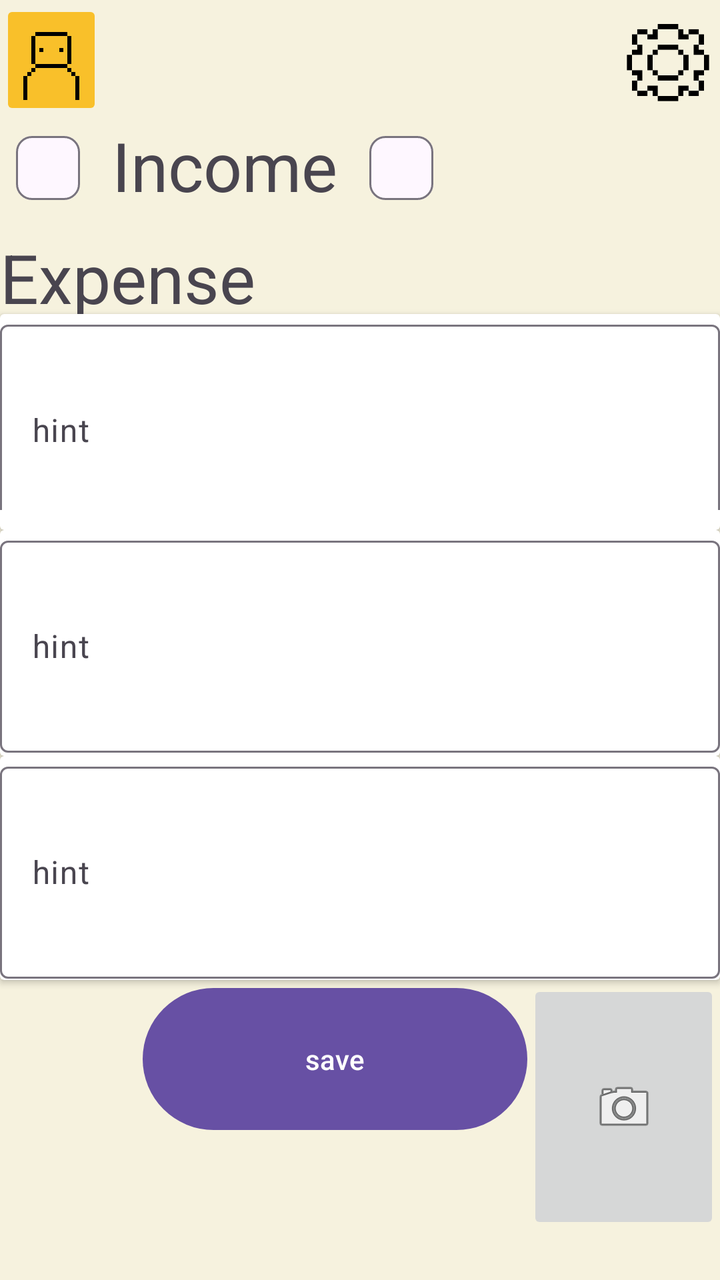
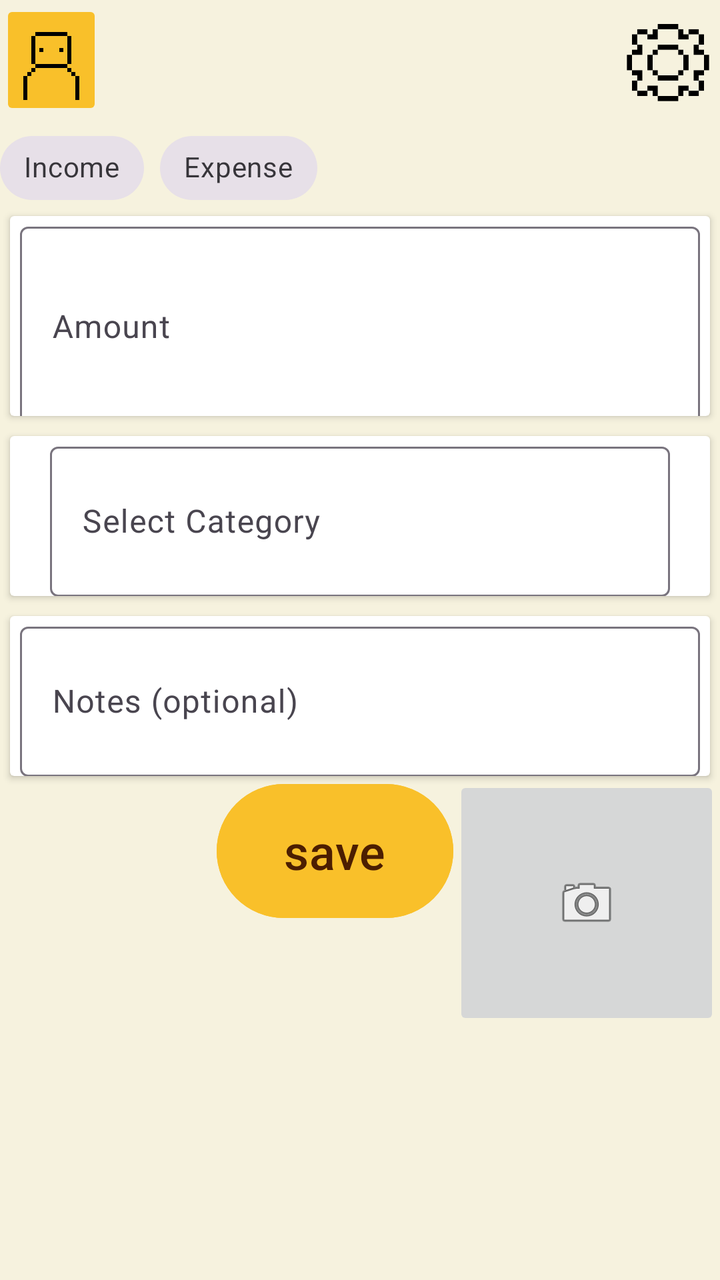

Before-and-after screenshots of an Android layout around one commit, followed by the original layout XML and the change that was made.
<!-- AndroidManifest.xml: application theme Theme.BeeBudgetingLimited -->
<!-- res/layout/activity_logging_screen.xml -->
<?xml version="1.0" encoding="utf-8"?>
<androidx.drawerlayout.widget.DrawerLayout xmlns:android="http://schemas.android.com/apk/res/android"
    xmlns:app="http://schemas.android.com/apk/res-auto"
    xmlns:tools="http://schemas.android.com/tools"
    android:id="@+id/main"
    android:layout_width="match_parent"
    android:layout_height="match_parent"
    tools:context=".ProfileScreen"
    android:background="@color/Cream">
    <LinearLayout
        android:layout_width="match_parent"
        android:layout_height="match_parent"
        android:orientation="vertical">

        

        
        <LinearLayout
            android:layout_width="match_parent"
            android:layout_height="60dp"
            android:orientation="horizontal">

            <ImageButton
                android:id="@+id/ProfileBtn"
                app:srcCompat="@drawable/profileicon"
                android:layout_width="0dp"
                android:layout_height="wrap_content"
                android:layout_weight="0.2"
                android:backgroundTint="@color/Bright_yellow"
                android:scaleType="centerCrop" />

            <ImageView
                android:id="@+id/imageView3"
                android:layout_width="0dp"
                android:layout_height="wrap_content"
                android:layout_weight="1"
                android:alpha="0"
                app:srcCompat="@drawable/house" />

            <ImageButton
                android:id="@+id/Settingsbtn"
                android:scaleType="fitCenter"
                android:layout_width="0dp"
                android:layout_height="match_parent"
                android:layout_weight="0.2"
                android:background="@android:color/transparent"
                app:srcCompat="@drawable/cogicon" />

        </LinearLayout>

        <com.google.android.material.chip.ChipGroup
            android:layout_width="match_parent"
            android:layout_height="97dp"
            android:layout_gravity="center"
            android:foregroundGravity="center">

            <com.google.android.material.chip.Chip
                android:id="@+id/chip"
                android:layout_width="wrap_content"
                android:layout_height="wrap_content" />

            <TextView
                android:id="@+id/textView5"
                android:layout_width="wrap_content"
                android:layout_height="wrap_content"
                android:text="@string/income"
                android:textSize="34sp" />

            <com.google.android.material.chip.Chip
                android:id="@+id/chip2"
                android:layout_width="wrap_content"
                android:layout_height="wrap_content" />

            <TextView
                android:id="@+id/textView7"
                android:layout_width="wrap_content"
                android:layout_height="wrap_content"
                android:text="Expense"
                android:textSize="34sp" />
        </com.google.android.material.chip.ChipGroup>

        <androidx.cardview.widget.CardView
            android:layout_width="match_parent"
            android:layout_height="108dp" >

            <com.google.android.material.textfield.TextInputLayout
                android:layout_width="match_parent"
                android:layout_height="98dp">

                <com.google.android.material.textfield.TextInputEditText
                    android:layout_width="match_parent"
                    android:layout_height="106dp"
                    android:hint="hint" />
            </com.google.android.material.textfield.TextInputLayout>
        </androidx.cardview.widget.CardView>

        <androidx.cardview.widget.CardView
            android:layout_width="match_parent"
            android:layout_height="113dp" >

            <com.google.android.material.textfield.TextInputLayout
                android:layout_width="match_parent"
                android:layout_height="wrap_content">

                <com.google.android.material.textfield.TextInputEditText
                    android:layout_width="match_parent"
                    android:layout_height="106dp"
                    android:hint="hint" />
            </com.google.android.material.textfield.TextInputLayout>
        </androidx.cardview.widget.CardView>

        <androidx.cardview.widget.CardView
            android:layout_width="match_parent"
            android:layout_height="112dp" >

            <com.google.android.material.textfield.TextInputLayout
                android:layout_width="match_parent"
                android:layout_height="wrap_content">

                <com.google.android.material.textfield.TextInputEditText
                    android:layout_width="match_parent"
                    android:layout_height="106dp"
                    android:hint="hint" />
            </com.google.android.material.textfield.TextInputLayout>
        </androidx.cardview.widget.CardView>

        <LinearLayout
            android:layout_width="match_parent"
            android:layout_height="127dp"
            android:orientation="horizontal">

            <ImageView
                android:id="@+id/imageView4"
                android:layout_width="140dp"
                android:layout_height="wrap_content"
                android:layout_weight="1"
                android:alpha="0"
                app:srcCompat="@drawable/house" />

            <Button
                android:id="@+id/button2"
                android:layout_width="261dp"
                android:layout_height="79dp"
                android:layout_weight="1"
                android:text="@string/save" />

            <ImageButton
                android:id="@+id/imageButton2"
                android:layout_width="165dp"
                android:layout_height="match_parent"
                android:layout_weight="1"
                app:srcCompat="@android:drawable/ic_menu_camera" />
        </LinearLayout>

    </LinearLayout>

    

</androidx.drawerlayout.widget.DrawerLayout>
<!-- resources referenced by this layout -->
<resources>
  <color name="Bright_yellow">#f9c02a</color>
  <color name="Cream">#f6f2de</color>
  <!-- drawable cogicon: png bitmap (drawable, 702 bytes) -->
  <!-- drawable house: png bitmap (drawable, 413934 bytes) -->
  <!-- drawable profileicon: png bitmap (drawable, 471 bytes) -->
  <string name="income">Income</string>
  <string name="save">save</string>
  <style name="Theme.BeeBudgetingLimited" parent="Base.Theme.BeeBudgetingLimited" />
  <style name="Base.Theme.BeeBudgetingLimited" parent="Theme.Material3.DayNight.NoActionBar">
          
          
      </style>
</resources>

<!-- the commit's change to res/layout/activity_logging_screen.xml (unified diff, before → after) -->
@@ -49,78 +49,92 @@
         </LinearLayout>
 
         <com.google.android.material.chip.ChipGroup
+            android:id="@+id/chipGroupType"
             android:layout_width="match_parent"
-            android:layout_height="97dp"
+            android:layout_height="wrap_content"
             android:layout_gravity="center"
-            android:foregroundGravity="center">
+            app:singleSelection="true"
+            app:selectionRequired="true">
 
             <com.google.android.material.chip.Chip
-                android:id="@+id/chip"
-                android:layout_width="wrap_content"
-                android:layout_height="wrap_content" />
-
-            <TextView
-                android:id="@+id/textView5"
+                android:id="@+id/cbIncome"
+                style="@style/Widget.MaterialComponents.Chip.Filter"
                 android:layout_width="wrap_content"
                 android:layout_height="wrap_content"
                 android:text="@string/income"
-                android:textSize="34sp" />
+                android:checkable="true" />
 
             <com.google.android.material.chip.Chip
-                android:id="@+id/chip2"
-                android:layout_width="wrap_content"
-                android:layout_height="wrap_content" />
-
-            <TextView
-                android:id="@+id/textView7"
+                android:id="@+id/cbExpense"
+                style="@style/Widget.MaterialComponents.Chip.Filter"
                 android:layout_width="wrap_content"
                 android:layout_height="wrap_content"
                 android:text="Expense"
-                android:textSize="34sp" />
+                android:checkable="true" />
         </com.google.android.material.chip.ChipGroup>
 
         <androidx.cardview.widget.CardView
             android:layout_width="match_parent"
-            android:layout_height="108dp" >
+            android:layout_height="100dp"
+            android:layout_marginStart="5dp"
+            android:layout_marginEnd="5dp">
 
             <com.google.android.material.textfield.TextInputLayout
                 android:layout_width="match_parent"
-                android:layout_height="98dp">
+                android:layout_height="100dp">
 
                 <com.google.android.material.textfield.TextInputEditText
+                    android:id="@+id/etAmount"
                     android:layout_width="match_parent"
-                    android:layout_height="106dp"
-                    android:hint="hint" />
+                    android:layout_height="100dp"
+                    android:layout_marginStart="5dp"
+                    android:layout_marginEnd="5dp"
+                    android:hint="@string/amount" />
             </com.google.android.material.textfield.TextInputLayout>
         </androidx.cardview.widget.CardView>
 
         <androidx.cardview.widget.CardView
             android:layout_width="match_parent"
-            android:layout_height="113dp" >
+            android:layout_height="80dp"
+            android:layout_marginStart="5dp"
+            android:layout_marginEnd="5dp"
+            android:layout_marginTop="10dp">
 
             <com.google.android.material.textfield.TextInputLayout
                 android:layout_width="match_parent"
                 android:layout_height="wrap_content">
 
                 <com.google.android.material.textfield.TextInputEditText
+                    android:id="@+id/etCategory"
                     android:layout_width="match_parent"
-                    android:layout_height="106dp"
-                    android:hint="hint" />
+                    android:layout_height="75dp"
+                    android:layout_marginStart="20dp"
+                    android:layout_marginEnd="20dp"
+                    android:hint="@string/category"
+                    android:focusable="false"
+                    android:clickable="true"
+                    android:cursorVisible="false" />
             </com.google.android.material.textfield.TextInputLayout>
         </androidx.cardview.widget.CardView>
 
         <androidx.cardview.widget.CardView
             android:layout_width="match_parent"
-            android:layout_height="112dp" >
+            android:layout_height="80dp"
+            android:layout_marginStart="5dp"
+            android:layout_marginEnd="5dp"
+            android:layout_marginTop="10dp">
 
             <com.google.android.material.textfield.TextInputLayout
                 android:layout_width="match_parent"
                 android:layout_height="wrap_content">
 
                 <com.google.android.material.textfield.TextInputEditText
+                    android:id="@+id/etNotes"
                     android:layout_width="match_parent"
-                    android:layout_height="106dp"
-                    android:hint="hint" />
+                    android:layout_height="75dp"
+                    android:layout_marginStart="5dp"
+                    android:layout_marginEnd="5dp"
+                    android:hint="@string/notes_optional" />
             </com.google.android.material.textfield.TextInputLayout>
         </androidx.cardview.widget.CardView>
 
@@ -138,14 +152,17 @@
                 app:srcCompat="@drawable/house" />
 
             <Button
-                android:id="@+id/button2"
-                android:layout_width="261dp"
-                android:layout_height="79dp"
+                android:id="@+id/btnSave"
+                android:layout_width="150dp"
+                android:layout_height="75dp"
                 android:layout_weight="1"
-                android:text="@string/save" />
+                android:text="@string/save"
+                android:textColor="@color/Dark_brown"
+                android:textSize="24dp"
+                android:backgroundTint="@color/Bright_yellow"/>
 
             <ImageButton
-                android:id="@+id/imageButton2"
+                android:id="@+id/btnCamera"
                 android:layout_width="165dp"
                 android:layout_height="match_parent"
                 android:layout_weight="1"
<!-- resource entries referenced after the edit -->
@@ -2,10 +2,14 @@
 <resources>
   <color name="Bright_yellow">#f9c02a</color>
   <color name="Cream">#f6f2de</color>
+  <color name="Dark_brown">#4c1e01</color>
   <!-- drawable cogicon: png bitmap (drawable, 702 bytes) -->
   <!-- drawable house: png bitmap (drawable, 413934 bytes) -->
   <!-- drawable profileicon: png bitmap (drawable, 471 bytes) -->
+  <string name="amount">Amount</string>
+  <string name="category">Select Category</string>
   <string name="income">Income</string>
+  <string name="notes_optional">Notes (optional)</string>
   <string name="save">save</string>
   <style name="Theme.BeeBudgetingLimited" parent="Base.Theme.BeeBudgetingLimited" />
   <style name="Base.Theme.BeeBudgetingLimited" parent="Theme.Material3.DayNight.NoActionBar">
